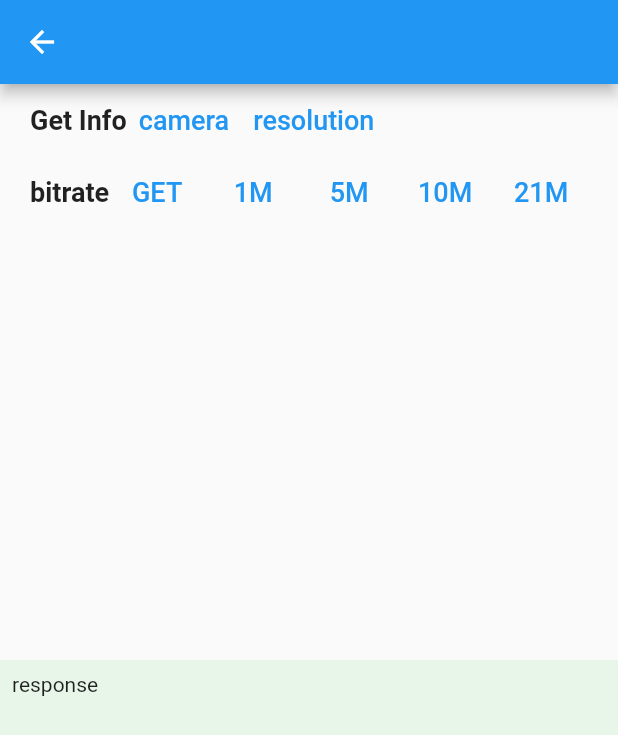
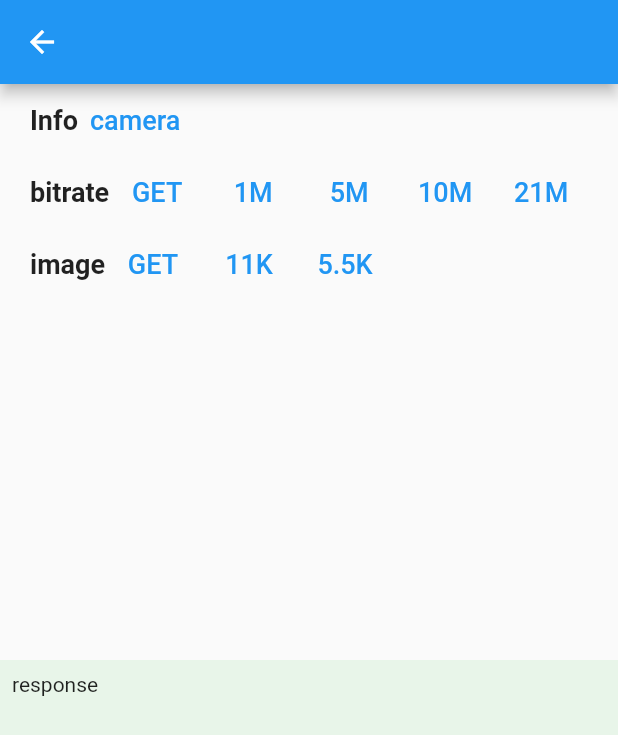
Before and after one commit to codetricity/theta_client_bitrate, a Flutter app: the OptionScreen screen opened directly, after a tap on "camera", on a phone screen of 412 x 824 dp. Shown: the top 735 px of the screen. Run offline on Flutter 3.47's test engine with Material 2 defaults, Android fonts, the phone set to English and light mode, and no system bars; our stand-ins replace plugin_platform_interface, video_player.

Commit message:
information on image settings

```diff
--- a/lib/option_screen.dart
+++ b/lib/option_screen.dart
@@ -30,32 +30,22 @@ class _OptionScreenState extends State<OptionScreen> {
                     width: 20,
                   ),
                   const Text(
-                    'Get Info',
+                    'Info',
                     style: TextStyle(fontWeight: FontWeight.bold, fontSize: 18),
                   ),
                   TextButton(
                     onPressed: () async {
                       final info = await _thetaClientFlutter.getThetaInfo();
-                      print(info.firmwareVersion);
+                      final thetaState =
+                          await _thetaClientFlutter.getThetaState();
                       setState(() {
                         response = 'model: ${info.model}\n'
                             'firmware: ${info.firmwareVersion}\n'
-                            'serial number: ${info.serialNumber}';
+                            'serial number: ${info.serialNumber}\n'
+                            'battery: ${thetaState.batteryLevel}';
                       });
                     },
                     child: const Text('camera', style: TextStyle(fontSize: 18)),
-                  ),
-                  TextButton(
-                    onPressed: () async {
-                      final options = await _thetaClientFlutter
-                          .getOptions([OptionNameEnum.fileFormat]);
-                      setState(() {
-                        response =
-                            'file format: ${options.fileFormat.toString()}';
-                      });
-                    },
-                    child: const Text('resolution',
-                        style: TextStyle(fontSize: 18)),
                   ),
                 ],
               ),
@@ -192,8 +182,58 @@ class _OptionScreenState extends State<OptionScreen> {
                 ],
               ),
               Row(
-                mainAxisAlignment: MainAxisAlignment.center,
-                children: [],
+                children: [
+                  const SizedBox(
+                    width: 20,
+                  ),
+                  const Text('image',
+                      style:
+                          TextStyle(fontSize: 18, fontWeight: FontWeight.bold)),
+                  TextButton(
+                    onPressed: () async {
+                      final options = await _thetaClientFlutter.getOptions([
+                        OptionNameEnum.fileFormat,
+                        OptionNameEnum.filter,
+                        OptionNameEnum.exposureCompensation,
+                      ]);
+                      setState(() {
+                        response =
+                            'file format: ${options.fileFormat.toString()}\n'
+                            'filter: ${options.filter.toString()}\n'
+                            'EV Compensation: ${options.exposureCompensation.toString()}\n';
+                      });
+                    },
+                    child: const Text('GET', style: TextStyle(fontSize: 18)),
+                  ),
+                  TextButton(
+                    onPressed: () async {
+                      final options = Options();
+                      options.fileFormat = FileFormatEnum.image_11K;
+                      await _thetaClientFlutter.setOptions(options);
+                      final responseOptions = await _thetaClientFlutter
+                          .getOptions([OptionNameEnum.fileFormat]);
+                      setState(() {
+                        response =
+                            'set to ${responseOptions.fileFormat.toString()}';
+                      });
+                    },
+                    child: const Text('11K', style: TextStyle(fontSize: 18)),
+                  ),
+                  TextButton(
+                    onPressed: () async {
+                      final options = Options();
+                      options.fileFormat = FileFormatEnum.image_5_5K;
+                      await _thetaClientFlutter.setOptions(options);
+                      final responseOptions = await _thetaClientFlutter
+                          .getOptions([OptionNameEnum.fileFormat]);
+                      setState(() {
+                        response =
+                            'set to ${responseOptions.fileFormat.toString()}';
+                      });
+                    },
+                    child: const Text('5.5K', style: TextStyle(fontSize: 18)),
+                  ),
+                ],
               ),
             ],
           ),
```
